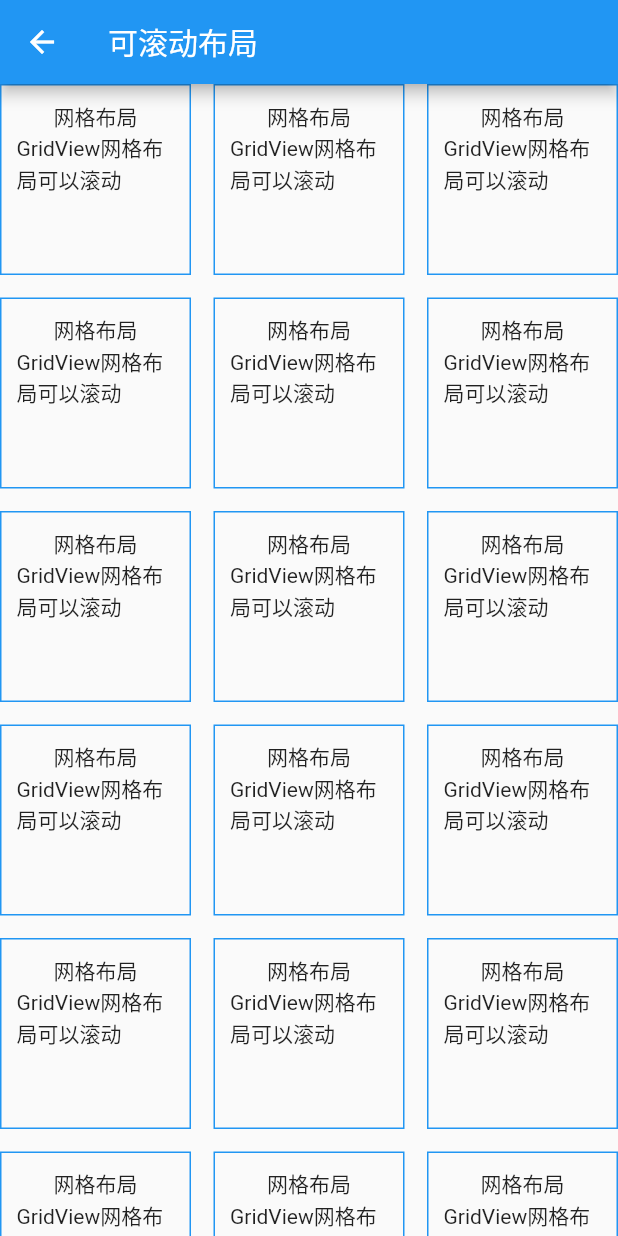
After one commit to yanhuomili/flutter_layout_demo, a Flutter app: the GridViewPage screen opened directly, on a phone screen of 412 x 824 dp. The commit adds this screen. Run offline on Flutter 3.47's test engine with Material 2 defaults, Android fonts, the phone set to English and light mode, and no system bars.

Commit message:
网格布局

```diff
--- /dev/null
+++ b/layout_demo01/lib/pages/grid_view.dart
@@ -0,0 +1,78 @@
+import 'package:flutter/material.dart';
+
+
+class GridViewPage extends StatefulWidget {
+  GridViewPage({Key key}) : super(key: key);
+
+  @override
+  _GridViewPageState createState() => _GridViewPageState();
+}
+
+class _GridViewPageState extends State<GridViewPage> {
+  @override
+  Widget build(BuildContext context) {
+    return Scaffold(
+      appBar: AppBar(
+        title: Text('可滚动布局'),
+      ),
+      body: _gridViewPage(), // 网格布局
+      // body: _wrapViewPage(), // wrap布局
+    );
+  }
+}
+
+
+/* 网格布局自带滚动特性 */
+Widget _gridViewPage(){
+  return GridView.builder(
+    gridDelegate: SliverGridDelegateWithFixedCrossAxisCount(
+      crossAxisCount: 3, // 横轴元素个数
+      mainAxisSpacing: 15.0, // 纵轴间距
+      crossAxisSpacing: 15.0, // 横轴间距
+      childAspectRatio: 1.0 // 子组件长宽比
+    ),
+    itemCount: 20,
+    itemBuilder: (BuildContext context, int index){
+      return Container(
+        padding: EdgeInsets.all(10),
+        decoration: BoxDecoration(
+          border: Border.all(width: 1,color: Colors.blue)
+        ),
+        child: Column(
+          children: <Widget>[
+            Text('网格布局'),
+            Text('GridView网格布局可以滚动')
+          ],
+        ),
+      );
+    },
+  );
+}
+
+Widget _wrapViewPage(){
+  List _list = [
+    1,2,3,4,5,6,7,8,9,10,11,12,13,14,15,16,17,18,19,20,111,1,1,1,1,1,1,1,1,1,1,1,1,1,1,1,1,1
+  ];
+  return SingleChildScrollView(
+    child: Wrap(
+      crossAxisAlignment: WrapCrossAlignment.end,
+      spacing: 20, // 主轴方向的距离
+      runSpacing: 30, // 副轴方向的距离
+      children: _list.map((item){
+        return Container(
+          width: 110,
+          padding: EdgeInsets.all(15.0),
+          decoration: BoxDecoration(
+            border: Border.all(width:1,color:Colors.blue)
+          ),
+          child: Column(
+            children: <Widget>[
+              Text('1.wrap 布局'),
+              Text('2.使用wrap布局的时候，必须包含在一个可滚动View里面，如：SingleChildScrollView，否则溢出的内容无法滚动')
+            ],
+          ),
+        );
+      }).toList(),
+    ),
+  );
+}
```
Also changed, not shown: layout_demo01/lib/pages/expansion_list.dart (added, +50 -0 lines), layout_demo01/lib/pages/expansion_panel_list.dart (added, +79 -0 lines), layout_demo01/lib/pages/home.dart (+8 -0 lines), layout_demo01/lib/pages/tool_tip.dart (added, +28 -0 lines).
